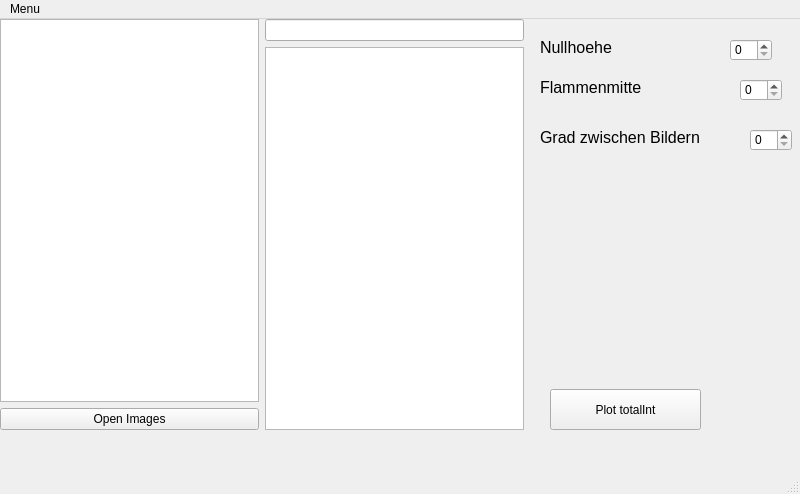
This is BBA/BBAgui.ui in rnoske/SpyDev as Qt 5 draws it before an edit. The edited form follows.
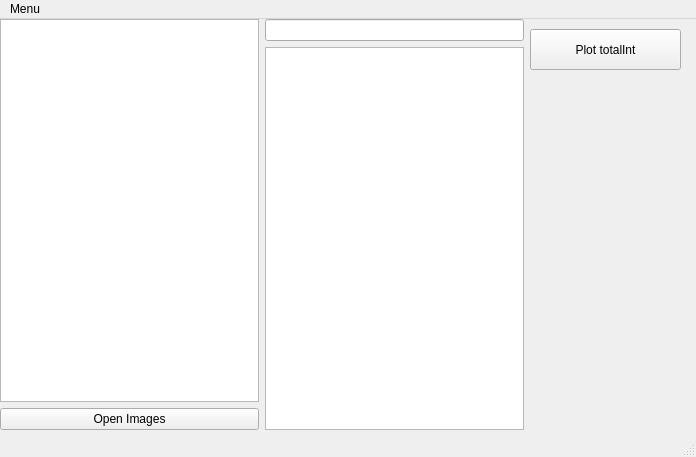
This is the edited form.

```diff
--- a/BBA/BBAgui.ui
+++ b/BBA/BBAgui.ui
@@ -6,8 +6,8 @@
    <rect>
     <x>0</x>
     <y>0</y>
-    <width>800</width>
-    <height>494</height>
+    <width>696</width>
+    <height>457</height>
    </rect>
   </property>
   <property name="windowTitle">
@@ -17,8 +17,8 @@
    <widget class="QPushButton" name="PlotButton">
     <property name="geometry">
      <rect>
-      <x>550</x>
-      <y>370</y>
+      <x>530</x>
+      <y>10</y>
       <width>151</width>
       <height>41</height>
      </rect>
@@ -27,100 +27,7 @@
      <string>Plot totalInt</string>
     </property>
    </widget>
-   <widget class="QSpinBox" name="Nullhoehe">
-    <property name="geometry">
-     <rect>
-      <x>730</x>
-      <y>20</y>
-      <width>42</width>
-      <height>22</height>
-     </rect>
-    </property>
-    <property name="maximum">
-     <number>2000</number>
-    </property>
-   </widget>
-   <widget class="QLabel" name="Nullhoehe_label">
-    <property name="geometry">
-     <rect>
-      <x>540</x>
-      <y>20</y>
-      <width>81</width>
-      <height>16</height>
-     </rect>
-    </property>
-    <property name="font">
-     <font>
-      <pointsize>12</pointsize>
-     </font>
-    </property>
-    <property name="text">
-     <string>Nullhoehe</string>
-    </property>
-   </widget>
-   <widget class="QLabel" name="Flammenmitte_label">
-    <property name="geometry">
-     <rect>
-      <x>540</x>
-      <y>60</y>
-      <width>111</width>
-      <height>16</height>
-     </rect>
-    </property>
-    <property name="font">
-     <font>
-      <pointsize>12</pointsize>
-     </font>
-    </property>
-    <property name="text">
-     <string>Flammenmitte</string>
-    </property>
-   </widget>
-   <widget class="QSpinBox" name="Flammenmitte">
-    <property name="geometry">
-     <rect>
-      <x>740</x>
-      <y>60</y>
-      <width>42</width>
-      <height>22</height>
-     </rect>
-    </property>
-    <property name="maximum">
-     <number>2000</number>
-    </property>
-   </widget>
-   <widget class="QLabel" name="GradZwischenBildern_label">
-    <property name="geometry">
-     <rect>
-      <x>540</x>
-      <y>110</y>
-      <width>161</width>
-      <height>16</height>
-     </rect>
-    </property>
-    <property name="font">
-     <font>
-      <pointsize>12</pointsize>
-     </font>
-    </property>
-    <property name="text">
-     <string>Grad zwischen Bildern</string>
-    </property>
-   </widget>
-   <widget class="QSpinBox" name="GradZwischenBildern">
-    <property name="geometry">
-     <rect>
-      <x>750</x>
-      <y>110</y>
-      <width>42</width>
-      <height>22</height>
-     </rect>
-    </property>
-    <property name="maximum">
-     <number>360</number>
-    </property>
-   </widget>
-   <widget class="QWidget" name="">
+   <widget class="QWidget" name="layoutWidget">
     <property name="geometry">
      <rect>
       <x>0</x>
@@ -178,7 +85,7 @@
     <rect>
      <x>0</x>
      <y>0</y>
-     <width>800</width>
+     <width>696</width>
      <height>21</height>
     </rect>
    </property>
```
Left out of the diff: 45 changed lines with no effect on the pictures.
